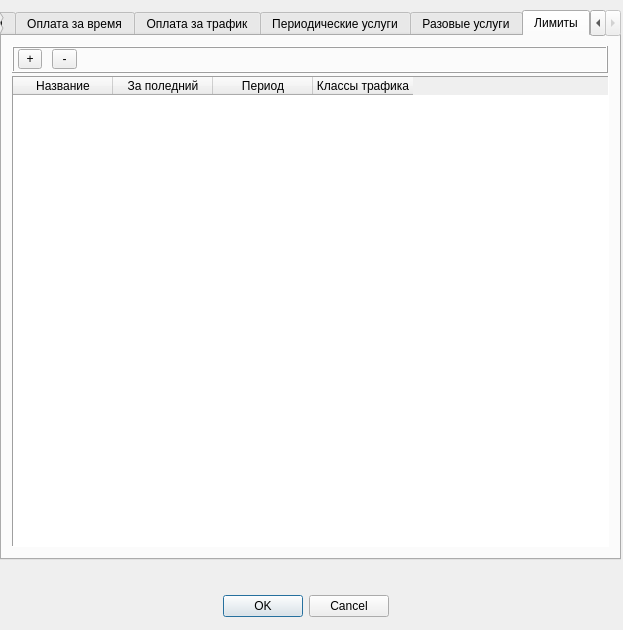
The window that mdi/tp_edit.ui (brat002/ExpertBilling) describes before a commit, drawn with Qt 5.
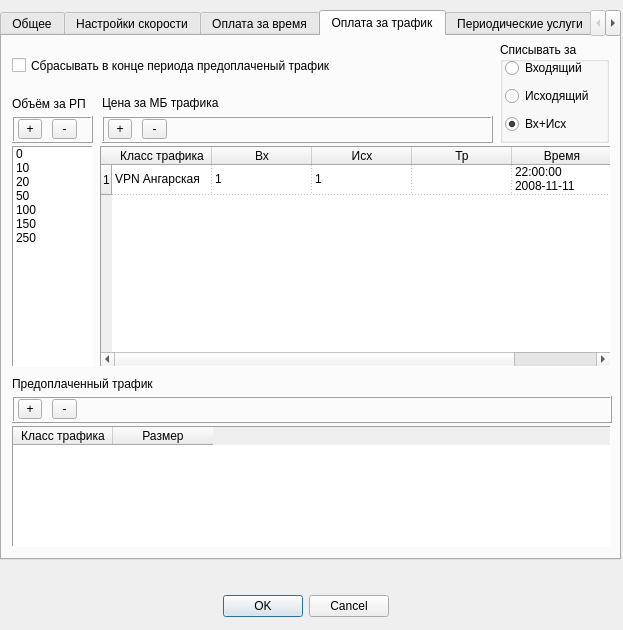
The same window after the commit. The open tabs and pages were chosen to show the change.

Diff of the .ui file:
```diff
--- a/mdi/tp_edit.ui
+++ b/mdi/tp_edit.ui
@@ -52,7 +52,7 @@
    <property name="elideMode" >
     <enum>Qt::ElideNone</enum>
    </property>
-   <widget class="QWidget" name="tab_3" >
+   <widget class="QWidget" name="tab_1" >
     <attribute name="title" >
      <string>Общее</string>
     </attribute>
@@ -631,7 +631,7 @@
      </widget>
     </widget>
    </widget>
-   <widget class="QWidget" name="tab" >
+   <widget class="QWidget" name="tab_3" >
     <attribute name="title" >
      <string>Оплата за время</string>
     </attribute>
@@ -810,6 +810,9 @@
          <property name="text" >
           <string>Вх+Исх</string>
          </property>
+         <property name="checked" >
+          <bool>true</bool>
+         </property>
         </widget>
        </item>
       </layout>
```
Left out of the diff: 11 changed lines with no effect on the pictures.
